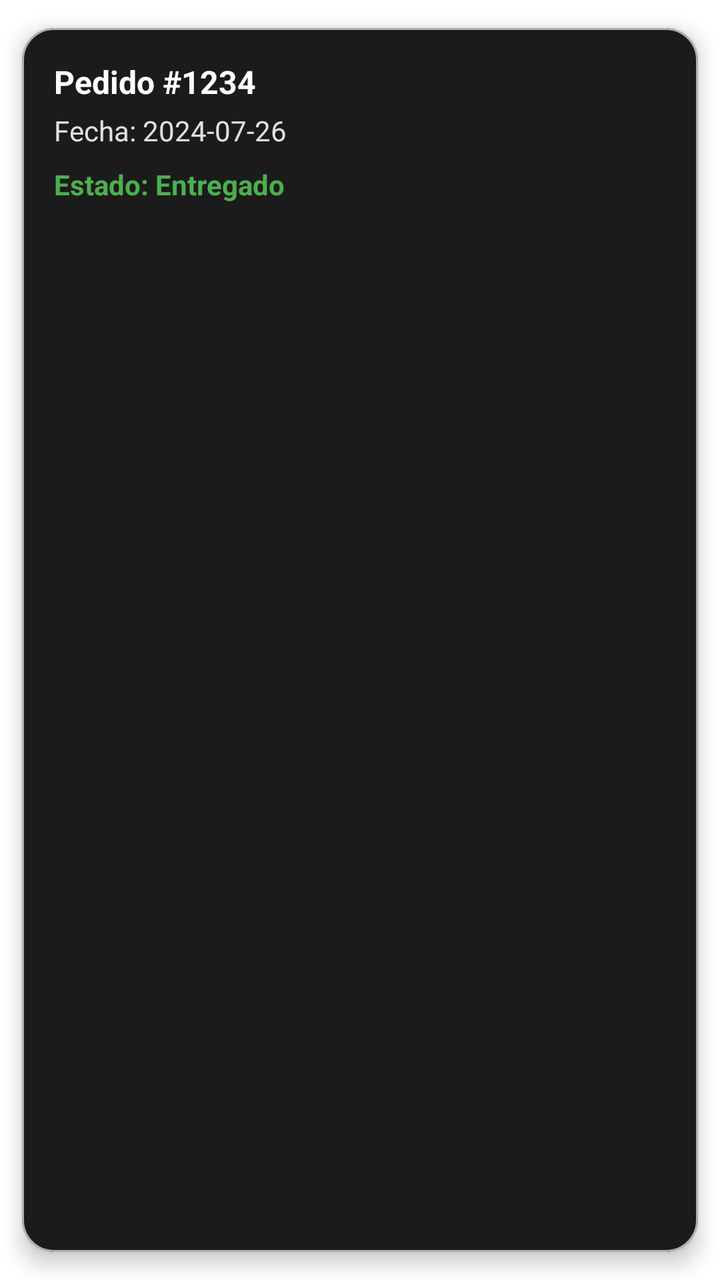
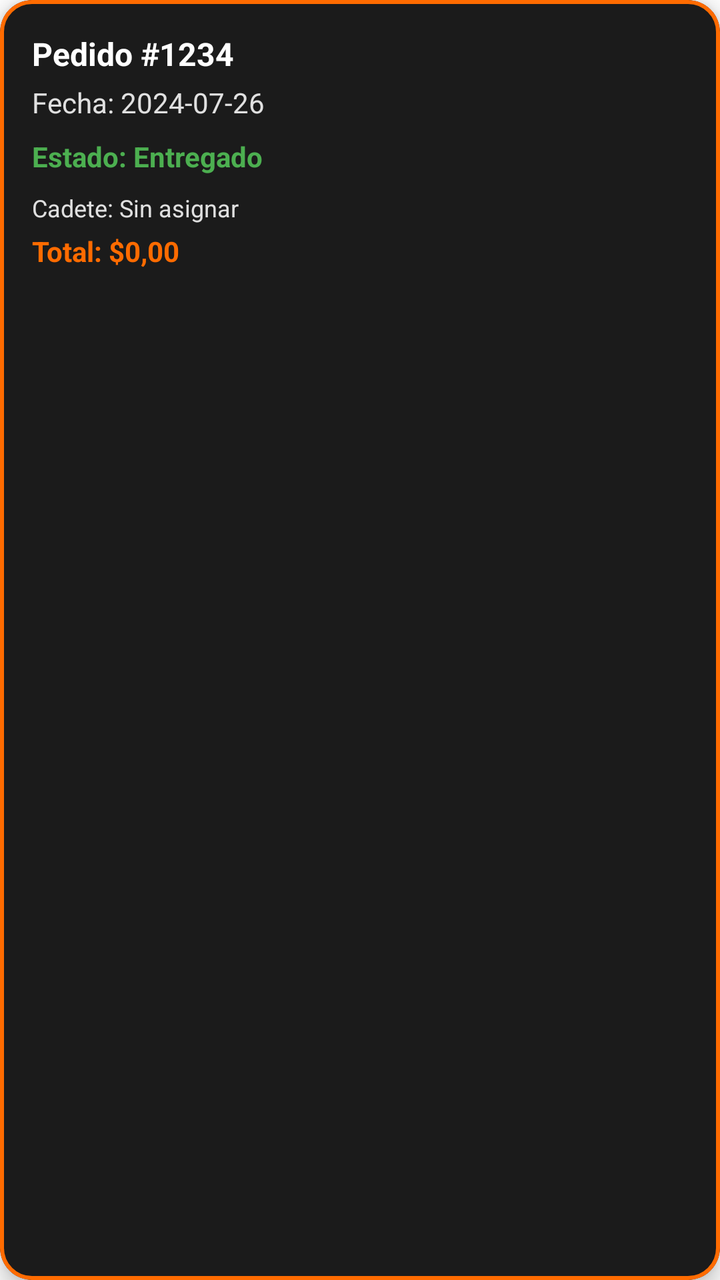

Compare the two renders of this Android layout. The source of the first and the diff that turns it into the second are given below.
<!-- AndroidManifest.xml: application theme Theme.MiRotiMobile -->
<!-- res/layout/item_pedido_reciente.xml -->
<?xml version="1.0" encoding="utf-8"?>
<com.google.android.material.card.MaterialCardView xmlns:android="http://schemas.android.com/apk/res/android"
    xmlns:app="http://schemas.android.com/apk/res-auto"
    android:layout_width="192dp"
    android:layout_height="wrap_content"
    android:layout_marginEnd="12dp"
    android:layout_marginBottom="12dp"
    app:strokeColor="@color/nav_icon_inactive"
    app:strokeWidth="1dp"
    app:cardCornerRadius="16dp"
    app:cardElevation="6dp"
    android:backgroundTint="#1B1B1B"
    app:cardUseCompatPadding="true">

    <LinearLayout
        android:orientation="vertical"
        android:layout_width="match_parent"
        android:layout_height="wrap_content"
        android:padding="16dp">

        <TextView
            android:id="@+id/txtPedidoTitulo"
            android:layout_width="match_parent"
            android:layout_height="wrap_content"
            android:text="Pedido #1234"
            android:textColor="@color/white"
            android:textStyle="bold"
            android:textSize="16sp" />

        <TextView
            android:id="@+id/txtPedidoFecha"
            android:layout_width="match_parent"
            android:layout_height="wrap_content"
            android:text="Fecha: 2024-07-26"
            android:textColor="@color/text_light"
            android:textSize="14sp"
            android:layout_marginTop="4dp" />

        <TextView
            android:id="@+id/txtPedidoEstado"
            android:layout_width="match_parent"
            android:layout_height="wrap_content"
            android:text="Estado: Entregado"
            android:textColor="@color/estado_entregado"
            android:textStyle="bold"
            android:textSize="14sp"
            android:layout_marginTop="8dp" />
    </LinearLayout>

</com.google.android.material.card.MaterialCardView>
<!-- resources referenced by this layout -->
<resources>
  <color name="estado_entregado">#4CAF50</color>
  <color name="nav_icon_inactive">#B0B0B0</color>
  <color name="text_light">#E0E0E0</color>
  <color name="white">#FFFFFFFF</color>
  <style name="Theme.MiRotiMobile" parent="Base.Theme.MiRotiMobile" />
  <style name="Base.Theme.MiRotiMobile" parent="Theme.MaterialComponents.DayNight.NoActionBar">
          <item name="colorPrimary">#FCA311</item>
          <item name="colorPrimaryVariant">#E59500</item>
          <item name="colorOnPrimary">#FFFFFF</item>
      </style>
</resources>

<!-- the commit's change to res/layout/item_pedido_reciente.xml (unified diff, before → after) -->
@@ -5,12 +5,11 @@
     android:layout_height="wrap_content"
     android:layout_marginEnd="12dp"
     android:layout_marginBottom="12dp"
-    app:strokeColor="@color/nav_icon_inactive"
-    app:strokeWidth="1dp"
+    app:strokeColor="@color/miroti_orange"
+    app:strokeWidth="2dp"
     app:cardCornerRadius="16dp"
     app:cardElevation="6dp"
-    android:backgroundTint="#1B1B1B"
-    app:cardUseCompatPadding="true">
+    android:backgroundTint="#1B1B1B">
 
     <LinearLayout
         android:orientation="vertical"
@@ -45,6 +44,25 @@
             android:textStyle="bold"
             android:textSize="14sp"
             android:layout_marginTop="8dp" />
+
+        <TextView
+            android:id="@+id/txtPedidoCadete"
+            android:layout_width="match_parent"
+            android:layout_height="wrap_content"
+            android:text="Cadete: Sin asignar"
+            android:textColor="@color/text_light"
+            android:textSize="12sp"
+            android:layout_marginTop="8dp" />
+
+        <TextView
+            android:id="@+id/txtPedidoTotal"
+            android:layout_width="match_parent"
+            android:layout_height="wrap_content"
+            android:text="Total: $0,00"
+            android:textColor="@color/miroti_orange"
+            android:textStyle="bold"
+            android:textSize="14sp"
+            android:layout_marginTop="4dp" />
     </LinearLayout>
 
 </com.google.android.material.card.MaterialCardView>
<!-- resource entries referenced after the edit -->
@@ -1,7 +1,7 @@
 <!-- resources referenced by this layout -->
 <resources>
   <color name="estado_entregado">#4CAF50</color>
-  <color name="nav_icon_inactive">#B0B0B0</color>
+  <color name="miroti_orange">#FF6B00</color>
   <color name="text_light">#E0E0E0</color>
   <color name="white">#FFFFFFFF</color>
   <style name="Theme.MiRotiMobile" parent="Base.Theme.MiRotiMobile" />
